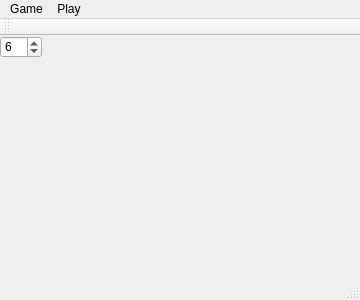
mwangxx0129/TowerOfHanoi, file tower.ui: the form before one commit.
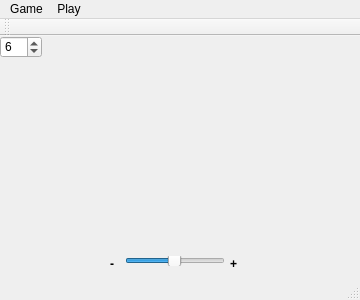
The form after the commit.

Commit message: add horizontal line to adjust  speed for auto-play and undo-all

Patch:
```diff
--- a/tower.ui
+++ b/tower.ui
@@ -81,6 +81,73 @@
      <number>6</number>
     </property>
    </widget>
+   <widget class="QSlider" name="horizontalSlider">
+    <property name="geometry">
+     <rect>
+      <x>125</x>
+      <y>220</y>
+      <width>100</width>
+      <height>10</height>
+     </rect>
+    </property>
+    <property name="autoFillBackground">
+     <bool>false</bool>
+    </property>
+    <property name="minimum">
+     <number>5</number>
+    </property>
+    <property name="maximum">
+     <number>1000</number>
+    </property>
+    <property name="value">
+     <number>502</number>
+    </property>
+    <property name="orientation">
+     <enum>Qt::Horizontal</enum>
+    </property>
+    <property name="invertedControls">
+     <bool>false</bool>
+    </property>
+   </widget>
+   <widget class="QLabel" name="label">
+    <property name="geometry">
+     <rect>
+      <x>110</x>
+      <y>220</y>
+      <width>16</width>
+      <height>16</height>
+     </rect>
+    </property>
+    <property name="font">
+     <font>
+      <weight>75</weight>
+      <bold>true</bold>
+     </font>
+    </property>
+    <property name="text">
+     <string>-</string>
+    </property>
+   </widget>
+   <widget class="QLabel" name="label_2">
+    <property name="geometry">
+     <rect>
+      <x>230</x>
+      <y>220</y>
+      <width>16</width>
+      <height>16</height>
+     </rect>
+    </property>
+    <property name="font">
+     <font>
+      <weight>75</weight>
+      <italic>false</italic>
+      <bold>true</bold>
+     </font>
+    </property>
+    <property name="text">
+     <string>+</string>
+    </property>
+   </widget>
   </widget>
   <widget class="QMenuBar" name="menuBar">
    <property name="geometry">
```
Left out of the diff: 2 changed lines with no effect on the pictures. The commit also changes 8 other files.
